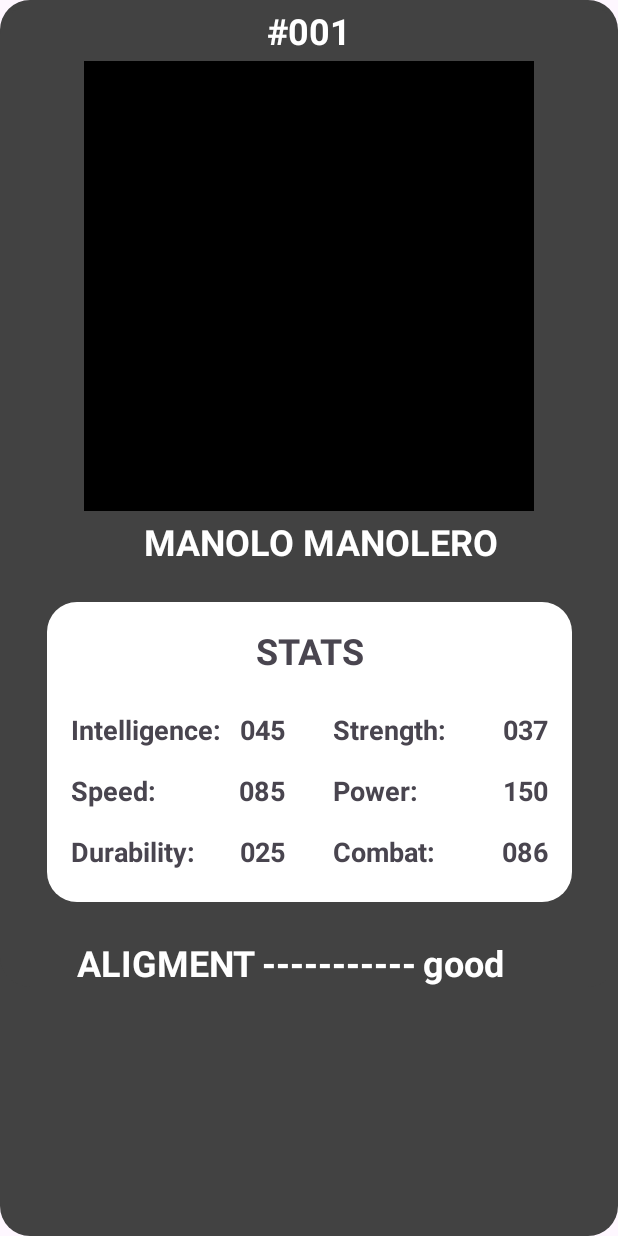
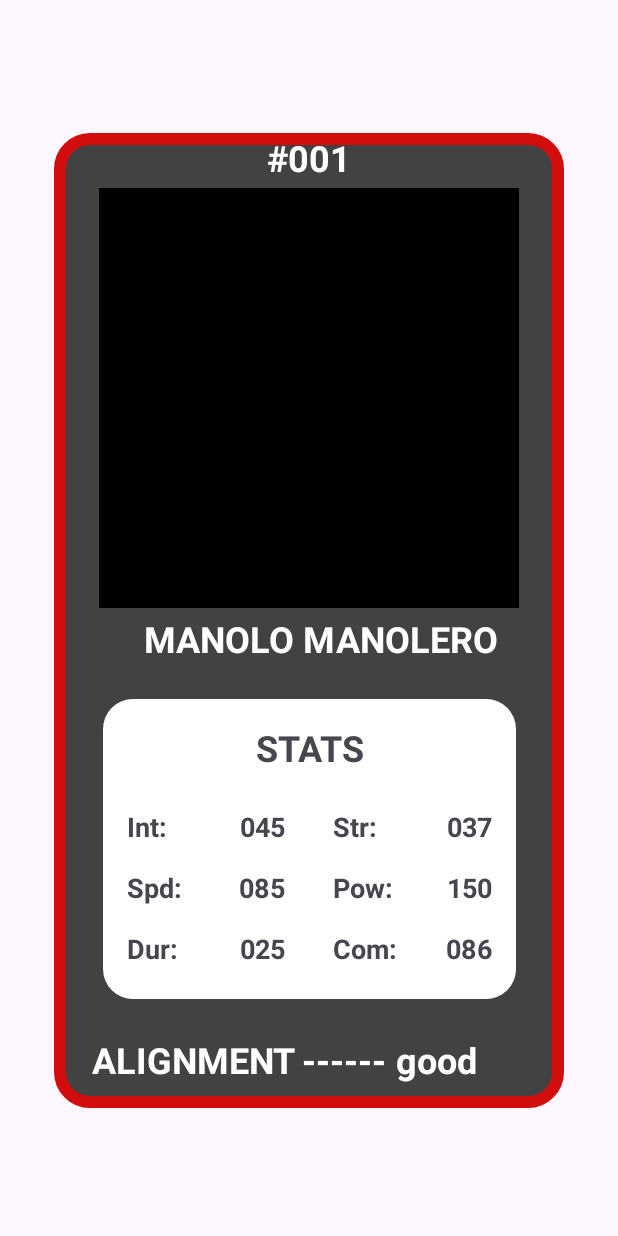
Before and after one commit to QuiqueGC/HeroesFight, an Android app: the layout item_card_hero.xml on its own in the app's theme, with its tools: preview values and no code run, on a phone screen of 412 x 824 dp. Run offline under Robolectric (Android 15) with nearby library versions, the phone set to English and light mode, and no system bars.

Commit message:
card layout modified

```diff
--- a/app/src/main/res/drawable/background_card.xml
+++ b/app/src/main/res/drawable/background_card.xml
@@ -3,4 +3,7 @@
     android:shape="rectangle">
     <solid android:color="@color/cardview_dark_background" />
     <corners android:radius="20dp" />
+    <stroke
+        android:width="8dp"
+        android:color="@color/red" />
 </shape>
--- a/app/src/main/res/layout/item_card_hero.xml
+++ b/app/src/main/res/layout/item_card_hero.xml
@@ -1,15 +1,16 @@
 <?xml version="1.0" encoding="utf-8"?>
-<ScrollView xmlns:android="http://schemas.android.com/apk/res/android"
+<FrameLayout xmlns:android="http://schemas.android.com/apk/res/android"
     xmlns:app="http://schemas.android.com/apk/res-auto"
     xmlns:tools="http://schemas.android.com/tools"
     android:layout_width="match_parent"
     android:layout_height="match_parent"
-    android:background="@drawable/background_card">
+    android:layout_marginTop="@dimen/marginMin"
+    android:background="@color/transparent">
 
     <androidx.constraintlayout.widget.ConstraintLayout
-        android:layout_width="match_parent"
-        android:layout_height="wrap_content"
-        android:layout_marginTop="@dimen/marginMin"
+        android:layout_width="340dp"
+        android:layout_height="650dp"
+        android:layout_gravity="center"
         android:background="@drawable/background_card">
 
         <androidx.constraintlayout.widget.Guideline
@@ -31,8 +32,8 @@
 
         <ImageView
             android:id="@+id/imgHero"
-            android:layout_width="300dp"
-            android:layout_height="300dp"
+            android:layout_width="280dp"
+            android:layout_height="280dp"
             android:layout_marginTop="@dimen/marginMin"
             app:layout_constraintEnd_toEndOf="parent"
             app:layout_constraintStart_toStartOf="parent"
@@ -53,7 +54,7 @@
 
         <View
             android:id="@+id/vCardStats"
-            android:layout_width="350dp"
+            android:layout_width="275dp"
             android:layout_height="200dp"
             android:layout_marginTop="@dimen/marginLarge"
             android:background="@drawable/background_stats"
@@ -63,23 +64,23 @@
 
         <TextView
             android:id="@+id/tvStats"
+            style="@style/txtBolBlack"
             android:layout_width="wrap_content"
             android:layout_height="wrap_content"
             android:layout_marginTop="@dimen/marginCommon"
-            style="@style/txtBolBlack"
             android:text="STATS"
-            app:layout_constraintTop_toTopOf="@id/vCardStats"
+            app:layout_constraintEnd_toEndOf="@id/vCardStats"
             app:layout_constraintStart_toStartOf="@id/vCardStats"
-            app:layout_constraintEnd_toEndOf="@id/vCardStats" />
+            app:layout_constraintTop_toTopOf="@id/vCardStats" />
 
         <TextView
+            android:id="@+id/tvIntelligence"
             style="@style/txtStats"
-            android:id="@+id/tvIntelligence"
             android:layout_width="wrap_content"
             android:layout_height="wrap_content"
-            android:text="Intelligence:"
+            android:layout_marginStart="@dimen/marginCommon"
             android:layout_marginTop="@dimen/marginLarge"
-            android:layout_marginStart="@dimen/marginCommon"
+            android:text="Int:"
             app:layout_constraintStart_toStartOf="@id/vCardStats"
             app:layout_constraintTop_toBottomOf="@id/tvStats" />
 
@@ -88,23 +89,23 @@
             style="@style/txtStats"
             android:layout_width="0dp"
             android:layout_height="wrap_content"
-            tools:text="045"
+            android:layout_marginEnd="@dimen/marginCommon"
             android:textAlignment="textEnd"
-            android:layout_marginEnd="@dimen/marginCommon"
+            app:layout_constraintBottom_toBottomOf="@id/tvIntelligence"
+            app:layout_constraintEnd_toEndOf="@id/glCenterVertical"
             app:layout_constraintStart_toEndOf="@id/tvIntelligence"
-            app:layout_constraintEnd_toEndOf="@id/glCenterVertical"
             app:layout_constraintTop_toTopOf="@id/tvIntelligence"
-            app:layout_constraintBottom_toBottomOf="@id/tvIntelligence" />
+            tools:text="045" />
 
 
         <TextView
+            android:id="@+id/tvSpeed"
             style="@style/txtStats"
-            android:id="@+id/tvSpeed"
             android:layout_width="wrap_content"
             android:layout_height="wrap_content"
-            android:text="Speed:"
             android:layout_marginStart="@dimen/marginCommon"
             android:layout_marginTop="@dimen/marginCommon"
+            android:text="Spd:"
             app:layout_constraintStart_toStartOf="@id/vCardStats"
             app:layout_constraintTop_toBottomOf="@id/tvIntelligence" />
 
@@ -113,22 +114,22 @@
             style="@style/txtStats"
             android:layout_width="0dp"
             android:layout_height="wrap_content"
-            tools:text="085"
+            android:layout_marginEnd="@dimen/marginCommon"
             android:textAlignment="textEnd"
-            android:layout_marginEnd="@dimen/marginCommon"
+            app:layout_constraintBottom_toBottomOf="@id/tvSpeed"
+            app:layout_constraintEnd_toEndOf="@id/glCenterVertical"
             app:layout_constraintStart_toEndOf="@id/tvSpeed"
-            app:layout_constraintEnd_toEndOf="@id/glCenterVertical"
             app:layout_constraintTop_toTopOf="@id/tvSpeed"
-            app:layout_constraintBottom_toBottomOf="@id/tvSpeed" />
+            tools:text="085" />
 
         <TextView
+            android:id="@+id/tvDurability"
             style="@style/txtStats"
-            android:id="@+id/tvDurability"
             android:layout_width="wrap_content"
             android:layout_height="wrap_content"
-            android:text="Durability:"
             android:layout_marginStart="@dimen/marginCommon"
             android:layout_marginTop="@dimen/marginCommon"
+            android:text="Dur:"
             app:layout_constraintStart_toStartOf="@id/vCardStats"
             app:layout_constraintTop_toBottomOf="@id/tvSpeed" />
 
@@ -137,22 +138,22 @@
             style="@style/txtStats"
             android:layout_width="0dp"
             android:layout_height="wrap_content"
-            tools:text="025"
+            android:layout_marginEnd="@dimen/marginCommon"
             android:textAlignment="textEnd"
-            android:layout_marginEnd="@dimen/marginCommon"
+            app:layout_constraintBottom_toBottomOf="@id/tvDurability"
+            app:layout_constraintEnd_toEndOf="@id/glCenterVertical"
             app:layout_constraintStart_toEndOf="@id/tvDurability"
-            app:layout_constraintEnd_toEndOf="@id/glCenterVertical"
             app:layout_constraintTop_toTopOf="@id/tvDurability"
-            app:layout_constraintBottom_toBottomOf="@id/tvDurability" />
+            tools:text="025" />
 
         <TextView
+            android:id="@+id/tvStrength"
             style="@style/txtStats"
-            android:id="@+id/tvStrength"
             android:layout_width="wrap_content"
             android:layout_height="wrap_content"
-            android:text="Strength:"
+            android:layout_marginStart="@dimen/marginCommon"
             android:layout_marginTop="@dimen/marginLarge"
-            android:layout_marginStart="@dimen/marginCommon"
+            android:text="Str:"
             app:layout_constraintStart_toStartOf="@id/glCenterVertical"
             app:layout_constraintTop_toBottomOf="@id/tvStats" />
 
@@ -161,22 +162,22 @@
             style="@style/txtStats"
             android:layout_width="0dp"
             android:layout_height="wrap_content"
-            tools:text="037"
+            android:layout_marginEnd="@dimen/marginCommon"
             android:textAlignment="textEnd"
-            android:layout_marginEnd="@dimen/marginCommon"
+            app:layout_constraintBottom_toBottomOf="@id/tvStrength"
+            app:layout_constraintEnd_toEndOf="@id/vCardStats"
             app:layout_constraintStart_toEndOf="@id/tvStrength"
-            app:layout_constraintEnd_toEndOf="@id/vCardStats"
             app:layout_constraintTop_toTopOf="@id/tvStrength"
-            app:layout_constraintBottom_toBottomOf="@id/tvStrength" />
+            tools:text="037" />
 
         <TextView
+            android:id="@+id/tvPower"
             style="@style/txtStats"
-            android:id="@+id/tvPower"
             android:layout_width="wrap_content"
             android:layout_height="wrap_content"
-            android:text="Power:"
+            android:layout_marginStart="@dimen/marginCommon"
             android:layout_marginTop="@dimen/marginCommon"
-            android:layout_marginStart="@dimen/marginCommon"
+            android:text="Pow:"
             app:layout_constraintStart_toStartOf="@id/glCenterVertical"
             app:layout_constraintTop_toBottomOf="@id/tvStrength" />
 
@@ -185,22 +186,22 @@
             style="@style/txtStats"
             android:layout_width="0dp"
             android:layout_height="wrap_content"
-            tools:text="150"
+            android:layout_marginEnd="@dimen/marginCommon"
             android:textAlignment="textEnd"
-            android:layout_marginEnd="@dimen/marginCommon"
+            app:layout_constraintBottom_toBottomOf="@id/tvPower"
+            app:layout_constraintEnd_toEndOf="@id/vCardStats"
             app:layout_constraintStart_toEndOf="@id/tvPower"
-            app:layout_constraintEnd_toEndOf="@id/vCardStats"
             app:layout_constraintTop_toTopOf="@id/tvPower"
-            app:layout_constraintBottom_toBottomOf="@id/tvPower" />
+            tools:text="150" />
 
         <TextView
+            android:id="@+id/tvCombat"
             style="@style/txtStats"
-            android:id="@+id/tvCombat"
             android:layout_width="wrap_content"
             android:layout_height="wrap_content"
-            android:text="Combat:"
+            android:layout_marginStart="@dimen/marginCommon"
             android:layout_marginTop="@dimen/marginCommon"
-            android:layout_marginStart="@dimen/marginCommon"
+            android:text="Com:"
             app:layout_constraintStart_toStartOf="@id/glCenterVertical"
             app:layout_constraintTop_toBottomOf="@id/tvPower" />
 
@@ -209,13 +210,13 @@
             style="@style/txtStats"
             android:layout_width="0dp"
             android:layout_height="wrap_content"
-            tools:text="086"
+            android:layout_marginEnd="@dimen/marginCommon"
             android:textAlignment="textEnd"
-            android:layout_marginEnd="@dimen/marginCommon"
+            app:layout_constraintBottom_toBottomOf="@id/tvCombat"
+            app:layout_constraintEnd_toEndOf="@id/vCardStats"
             app:layout_constraintStart_toEndOf="@id/tvCombat"
-            app:layout_constraintEnd_toEndOf="@id/vCardStats"
             app:layout_constraintTop_toTopOf="@id/tvCombat"
-            app:layout_constraintBottom_toBottomOf="@id/tvCombat" />
+            tools:text="086" />
 
 
         <TextView
@@ -228,7 +229,7 @@
             app:layout_constraintEnd_toEndOf="@id/glCenterVertical"
             app:layout_constraintStart_toStartOf="parent"
             app:layout_constraintTop_toBottomOf="@id/vCardStats"
-            tools:text="ALIGMENT" />
+            tools:text="ALIGNMENT" />
 
         <TextView
             android:id="@+id/tvLines"
@@ -256,4 +257,4 @@
             tools:text="good" />
 
     </androidx.constraintlayout.widget.ConstraintLayout>
-</ScrollView>
+</FrameLayout>
--- a/app/src/main/res/values/colors.xml
+++ b/app/src/main/res/values/colors.xml
@@ -2,4 +2,6 @@
 <resources>
     <color name="black">#FF000000</color>
     <color name="white">#FFFFFFFF</color>
+    <color name="red">#D10D0D</color>
+    <color name="transparent">#00F8F5F5</color>
 </resources>
```
